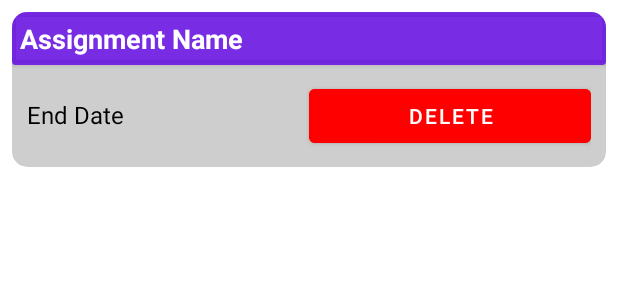
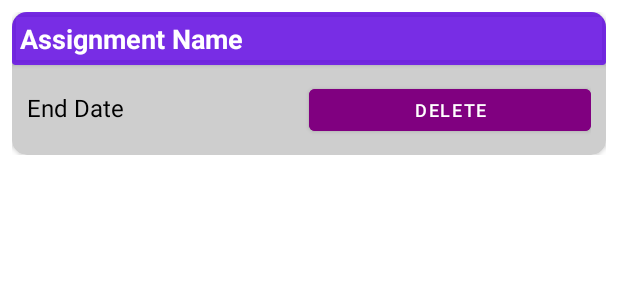
Before and after one commit to Meghanachippada/Assignment_tracker, an Android app: the layout assignment_item.xml on its own in the app's theme, with its tools: preview values and no code run, on a phone screen of 412 x 824 dp. Shown: the top 300 px of the screen. Run offline under Robolectric (Android 15) with nearby library versions, the phone set to English and light mode, and no system bars.

Commit message:
Color change + Delete button initial backend complete

```diff
--- a/app/src/main/res/layout/assignment_item.xml
+++ b/app/src/main/res/layout/assignment_item.xml
@@ -19,6 +19,7 @@
             android:layout_height="match_parent"
             android:orientation="vertical">
 
+            <!-- Assignment Name Section -->
             <androidx.cardview.widget.CardView
                 android:layout_width="match_parent"
                 android:layout_height="wrap_content"
@@ -37,6 +38,7 @@
 
             </androidx.cardview.widget.CardView>
 
+            <!-- Assignment Details and Delete Button -->
             <LinearLayout
                 android:layout_width="match_parent"
                 android:layout_height="wrap_content"
@@ -44,6 +46,7 @@
                 android:orientation="horizontal"
                 android:weightSum="2">
 
+                <!-- Due Date Section -->
                 <TextView
                     android:id="@+id/endDateTextView"
                     android:layout_width="0dp"
@@ -54,16 +57,18 @@
                     android:textColor="@color/black"
                     android:textSize="16sp" />
 
+                <!-- Delete Button -->
                 <Button
                     android:id="@+id/deleteButton"
                     android:layout_width="0dp"
-                    android:layout_height="wrap_content"
+                    android:layout_height="40dp"
                     android:layout_weight="1"
                     android:gravity="center"
                     android:text="Delete"
-                    android:textSize="14sp"
+                    android:textSize="12sp"
                     android:textColor="@color/white"
-                    android:backgroundTint="#FF0000" />
+                    android:backgroundTint="#800080"
+                    android:padding="4dp" /> make button smaller
 
             </LinearLayout>
 
```
